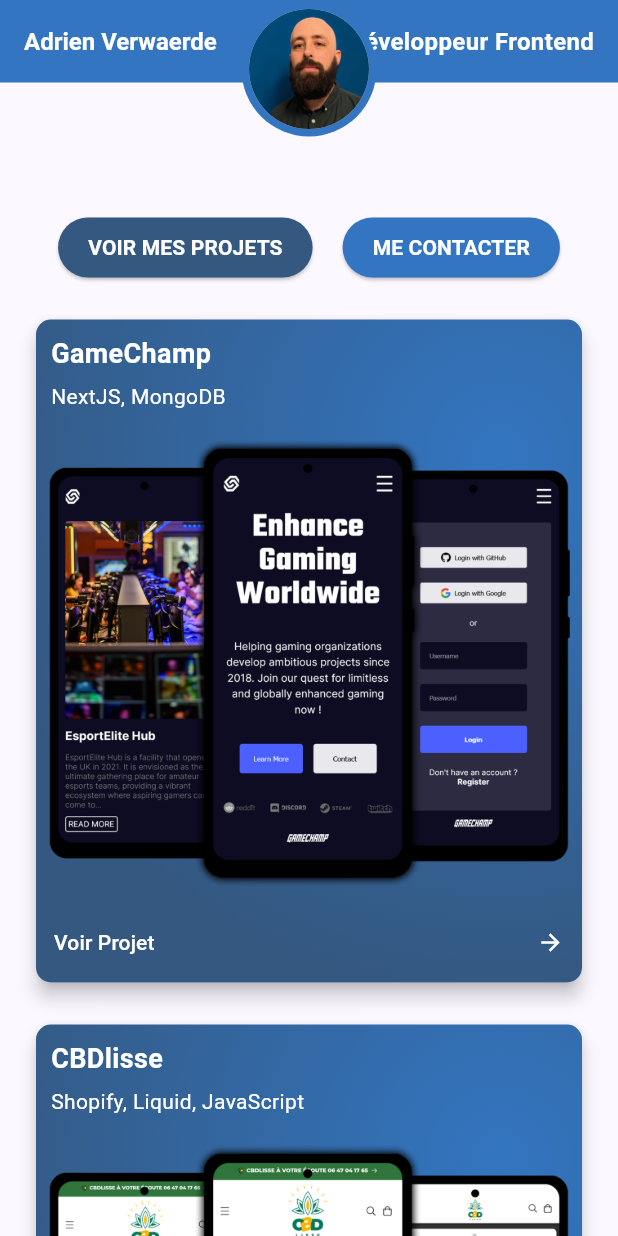
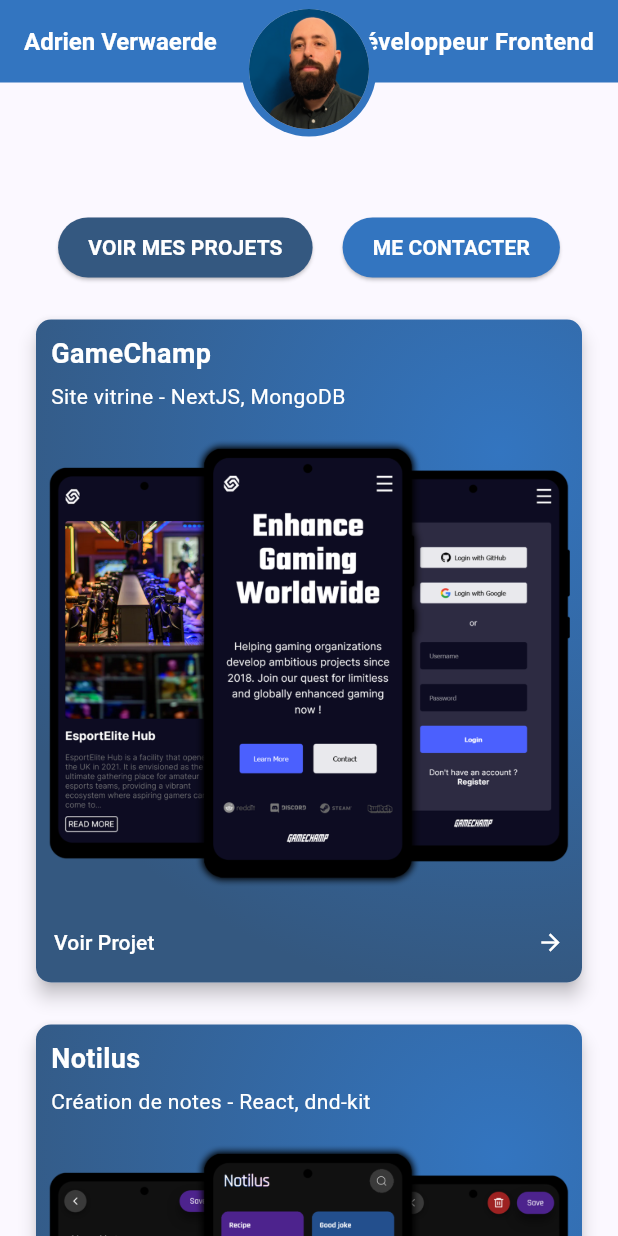
Before and after one commit to AdrienVerwaerde/flutter-portfolio, a Flutter app: the screen it shows after launch, after a tap on "VOIR MES PROJETS", on a phone screen of 412 x 824 dp. Run offline on Flutter 3.47's test engine with Material 3 defaults, Android fonts, the phone set to English and light mode, and no system bars; our stand-ins replace google_fonts.

```diff
--- a/lib/main.dart
+++ b/lib/main.dart
@@ -384,28 +384,29 @@ class _PortfolioScreenState extends State<PortfolioScreen>
               children: [
                 _buildProjectCard(
                   "GameChamp",
-                  "NextJS, MongoDB",
+                  "Site vitrine - NextJS, MongoDB",
                   "assets/images/project1.png",
                   "https://gamechamp.vercel.app/",
                   cardWidth,
                   cardHeight,
                 ),
                 _buildProjectCard(
-                  "CBDlisse",
-                  "Shopify, Liquid, JavaScript",
+                  "Notilus",
+                  "Création de notes - React, dnd-kit",
                   "assets/images/project2.png",
-                  "https://cbdlisse.fr/",
+                  "https://notilus.vercel.app/",
                   cardWidth,
                   cardHeight,
                 ),
                 _buildProjectCard(
-                  "Balance Ton Spot",
-                  "React, TypeScript, MySQL",
+                  "Dabeatz",
+                  "Site ecommerce - NextJS, TypeScript, Tailwind",
                   "assets/images/project3.png",
-                  "https://github.com/AdrienVerwaerde/BalanceTonSpot",
+                  "https://dabeatz.vercel.app/",
                   cardWidth,
                   cardHeight,
                 ),
+
               ],
             ),
           ),
```
Also changed, not shown: assets/images/project2.png, assets/images/project3.png.
